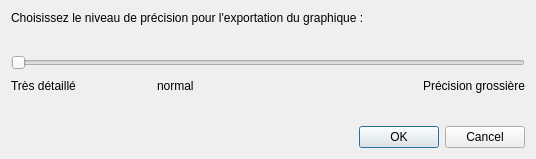
Qt form ExportConfigurationDialog.ui (xaviermawet/EcoManagerQwt) before a commit.
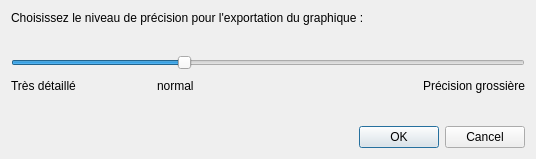
The same form after that commit.

Commit message: La précision de l'exportation en pdf est de 4 (normal) par défaut Correction des SLOTS de sélection de point(s) dans la classe TrackPlotCurve pour tenir compte des nouveaux Rtti

Diff of the .ui file:
```diff
--- a/ExportConfigurationDialog.ui
+++ b/ExportConfigurationDialog.ui
@@ -44,6 +44,9 @@
        <property name="maximum">
         <number>10</number>
        </property>
+       <property name="sliderPosition">
+        <number>4</number>
+       </property>
        <property name="tracking">
         <bool>true</bool>
        </property>
```
The commit also changes 1 other file.
